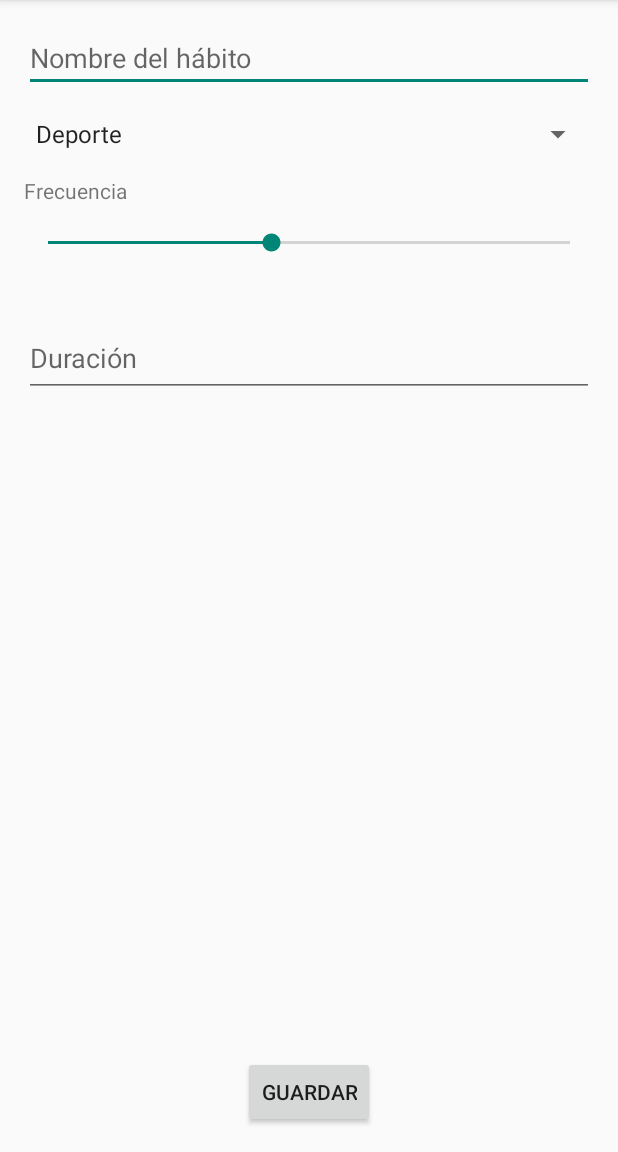
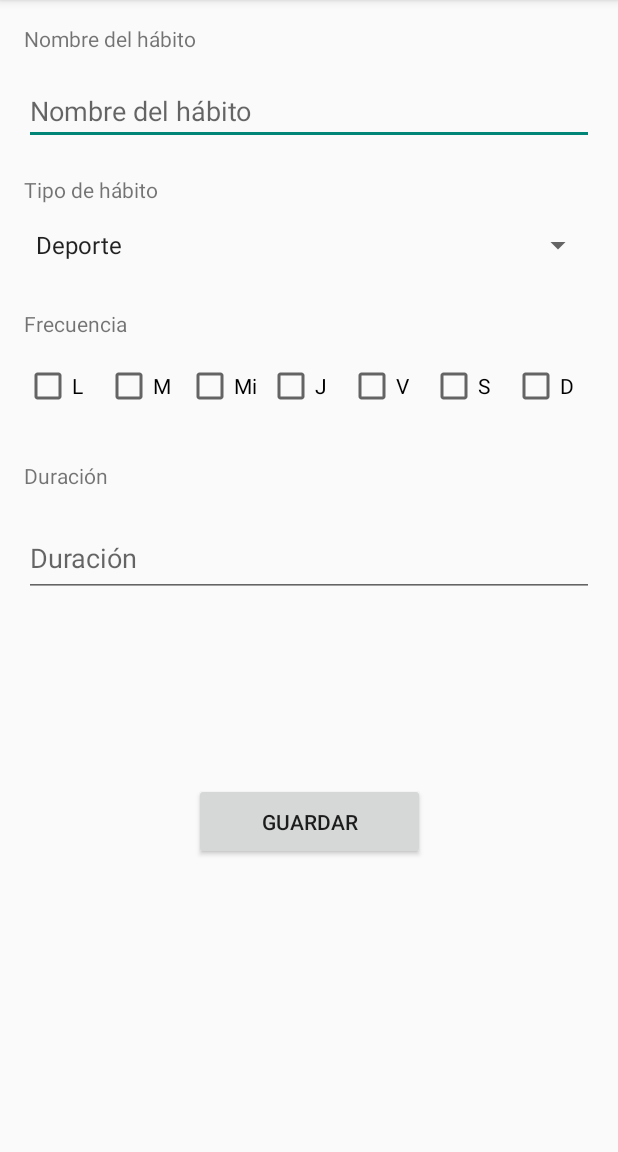
Before and after one commit to AlejandroVialardSantana/HabitHero, an Android app: the fragment AddHabitFragment shown on its own in the app's theme, after a tap on "GUARDAR", on a phone screen of 412 x 824 dp, the part 84-1236 px from its top. Run offline under Robolectric (Android 15) with nearby library versions, the phone set to English and light mode, and no system bars; our stand-ins replace Firebase (no records; nobody signed in at launch, a user with empty details on screens opened directly); 2 statements that could not run were skipped.

Commit message:
FEAT: Checkboxes de días de la semana

```diff
--- a/app/src/main/java/com/avs/habithero/model/Habit.kt
+++ b/app/src/main/java/com/avs/habithero/model/Habit.kt
@@ -4,6 +4,7 @@ data class Habit(
     var habitId: String? = null,
     val title: String = "",
     val type: String = "",
+    val daysOfWeek: List<Boolean> = listOf(false, false, false, false, false, false, false),
     val frequency: Int = 0,
     val duration: Int = 0,
     val isCompleted: Boolean = false
--- a/app/src/main/java/com/avs/habithero/ui/fragments/AddHabitFragment.kt
+++ b/app/src/main/java/com/avs/habithero/ui/fragments/AddHabitFragment.kt
@@ -42,12 +42,25 @@ class AddHabitFragment: Fragment() {
         binding.spinnerHabitType.adapter = adapter
     }
 
+    private fun getSelectedDays(): List<Boolean> {
+        val days = mutableListOf<Boolean>()
+        days.add(binding.checkboxMonday.isChecked)
+        days.add(binding.checkboxTuesday.isChecked)
+        days.add(binding.checkboxWednesday.isChecked)
+        days.add(binding.checkboxThursday.isChecked)
+        days.add(binding.checkboxFriday.isChecked)
+        days.add(binding.checkboxSaturday.isChecked)
+        days.add(binding.checkboxSunday.isChecked)
+        return days
+    }
+
     private fun saveHabit() {
         val title = binding.editTextHabitTitle.text.toString()
         val type = binding.spinnerHabitType.selectedItem.toString()
-        val frequency = binding.seekBarFrequency.progress.toString()
-        val duration = binding.textViewDurationLabel.text.toString().toInt()
-        val habit = Habit(null, title, type, frequency.toInt(), duration, false)
+        val selectedDays = getSelectedDays()
+        val frequency = selectedDays.filter { it }.size
+        val duration = binding.editTextDurationLabel.text.toString().toInt()
+        val habit = Habit(null, title, type, selectedDays, frequency, duration, false)
         viewModel.addHabit(habit)
         findNavController().popBackStack()
     }
--- a/app/src/main/res/layout/fragment_add_habit.xml
+++ b/app/src/main/res/layout/fragment_add_habit.xml
@@ -6,25 +6,57 @@
     android:layout_height="match_parent"
     android:padding="16dp">
 
+    <TextView
+        android:id="@+id/textViewHabitTitle"
+        android:layout_width="wrap_content"
+        android:layout_height="wrap_content"
+        android:text="@string/habit_name"
+        app:layout_constraintBottom_toBottomOf="parent"
+        app:layout_constraintEnd_toEndOf="parent"
+        app:layout_constraintHorizontal_bias="0.0"
+        app:layout_constraintStart_toStartOf="parent"
+        app:layout_constraintTop_toTopOf="parent"
+        app:layout_constraintVertical_bias="0.0" />
+
+
     <EditText
         android:id="@+id/editTextHabitTitle"
         android:layout_width="0dp"
         android:layout_height="wrap_content"
-        android:hint="@string/hint_habit_name"
+        android:layout_marginTop="16dp"
+        android:hint="@string/habit_name"
         android:inputType="textCapWords"
-        app:layout_constraintTop_toTopOf="parent"
+        app:layout_constraintBottom_toBottomOf="parent"
+        app:layout_constraintEnd_toEndOf="parent"
+        app:layout_constraintHorizontal_bias="0.0"
         app:layout_constraintStart_toStartOf="parent"
-        app:layout_constraintEnd_toEndOf="parent"/>
+        app:layout_constraintTop_toBottomOf="@+id/textViewHabitTitle"
+        app:layout_constraintVertical_bias="0.0" />
+
+    <TextView
+        android:id="@+id/textViewHabitType"
+        android:layout_width="wrap_content"
+        android:layout_height="wrap_content"
+        android:layout_marginTop="20dp"
+        android:text="@string/habit_type"
+        app:layout_constraintBottom_toBottomOf="parent"
+        app:layout_constraintEnd_toEndOf="parent"
+        app:layout_constraintHorizontal_bias="0.0"
+        app:layout_constraintStart_toStartOf="parent"
+        app:layout_constraintTop_toBottomOf="@+id/editTextHabitTitle"
+        app:layout_constraintVertical_bias="0.0" />
 
     <Spinner
         android:id="@+id/spinnerHabitType"
         android:layout_width="0dp"
         android:layout_height="wrap_content"
-        android:layout_marginTop="16dp"
+        android:layout_marginTop="15dp"
+        app:layout_constraintBottom_toBottomOf="parent"
         app:layout_constraintEnd_toEndOf="parent"
         app:layout_constraintHorizontal_bias="0.0"
         app:layout_constraintStart_toStartOf="parent"
-        app:layout_constraintTop_toBottomOf="@id/editTextHabitTitle" />
+        app:layout_constraintTop_toBottomOf="@+id/textViewHabitType"
+        app:layout_constraintVertical_bias="0.0" />
 
     <TextView
         android:id="@+id/textViewFrequencyLabel"
@@ -33,41 +65,107 @@
         android:layout_marginTop="16dp"
         android:text="@string/label_frequency"
         app:layout_constraintBottom_toBottomOf="parent"
+        app:layout_constraintEnd_toEndOf="parent"
+        app:layout_constraintHorizontal_bias="0.0"
         app:layout_constraintStart_toStartOf="parent"
         app:layout_constraintTop_toBottomOf="@id/spinnerHabitType"
-        app:layout_constraintVertical_bias="0.0" />
+        app:layout_constraintVertical_bias="0.027" />
 
-    <SeekBar
-        android:id="@+id/seekBarFrequency"
+    <LinearLayout
+        android:id="@+id/checkboxContainer"
         android:layout_width="0dp"
         android:layout_height="wrap_content"
         android:layout_marginTop="16dp"
-        android:max="7"
-        android:progress="3"
+        android:orientation="horizontal"
+        android:weightSum="7"
+        app:layout_constraintStart_toStartOf="parent"
         app:layout_constraintEnd_toEndOf="parent"
-        app:layout_constraintHorizontal_bias="1.0"
-        app:layout_constraintStart_toStartOf="parent"
-        app:layout_constraintTop_toBottomOf="@id/textViewFrequencyLabel" />
+        app:layout_constraintTop_toBottomOf="@id/textViewFrequencyLabel">
+
+        <CheckBox
+            android:id="@+id/checkboxMonday"
+            android:layout_width="0dp"
+            android:layout_height="wrap_content"
+            android:layout_weight="1"
+            android:text="@string/monday" />
+
+        <CheckBox
+            android:id="@+id/checkboxTuesday"
+            android:layout_width="0dp"
+            android:layout_height="wrap_content"
+            android:text="@string/tuesday"
+            android:layout_weight="1"/>
+
+        <CheckBox
+            android:id="@+id/checkboxWednesday"
+            android:layout_width="0dp"
+            android:layout_height="wrap_content"
+            android:text="@string/wednesday"
+            android:layout_weight="1"/>
+
+        <CheckBox
+            android:id="@+id/checkboxThursday"
+            android:layout_width="0dp"
+            android:layout_height="wrap_content"
+            android:text="@string/thursday"
+            android:layout_weight="1"/>
+
+        <CheckBox
+            android:id="@+id/checkboxFriday"
+            android:layout_width="0dp"
+            android:layout_height="wrap_content"
+            android:text="@string/friday"
+            android:layout_weight="1"/>
+
+        <CheckBox
+            android:id="@+id/checkboxSaturday"
+            android:layout_width="0dp"
+            android:layout_height="wrap_content"
+            android:text="@string/saturday"
+            android:layout_weight="1"/>
+
+        <CheckBox
+            android:id="@+id/checkboxSunday"
+            android:layout_width="0dp"
+            android:layout_height="wrap_content"
+            android:layout_weight="1"
+            android:text="@string/sunday" />
+    </LinearLayout>
 
     <EditText
-        android:id="@+id/textViewDurationLabel"
-        android:layout_width="380dp"
+        android:id="@+id/editTextDurationLabel"
+        android:layout_width="0dp"
         android:layout_height="51dp"
+        android:layout_marginTop="20dp"
         android:hint="@string/duration"
-        app:layout_constraintBottom_toBottomOf="parent"
+        android:inputType="number"
         app:layout_constraintEnd_toEndOf="parent"
         app:layout_constraintHorizontal_bias="0.0"
         app:layout_constraintStart_toStartOf="parent"
-        app:layout_constraintTop_toBottomOf="@id/seekBarFrequency"
-        app:layout_constraintVertical_bias="0.081" />
+        app:layout_constraintTop_toBottomOf="@id/textViewDurationLabel" />
+
+    <TextView
+        android:id="@+id/textViewDurationLabel"
+        android:layout_width="wrap_content"
+        android:layout_height="wrap_content"
+        android:layout_marginTop="16dp"
+        android:text="@string/duration"
+        android:inputType="number"
+        app:layout_constraintBottom_toBottomOf="parent"
+        app:layout_constraintStart_toStartOf="parent"
+        app:layout_constraintTop_toBottomOf="@id/checkboxContainer"
+        app:layout_constraintVertical_bias="0.041" />
 
     <Button
         android:id="@+id/buttonSaveHabit"
-        android:layout_width="wrap_content"
-        android:layout_height="wrap_content"
+        android:layout_width="154dp"
+        android:layout_height="51dp"
+        android:layout_marginTop="16dp"
         android:text="@string/save"
         app:layout_constraintBottom_toBottomOf="parent"
         app:layout_constraintEnd_toEndOf="parent"
-        app:layout_constraintStart_toStartOf="parent"/>
+        app:layout_constraintStart_toStartOf="parent"
+        app:layout_constraintTop_toBottomOf="@id/textViewDurationLabel" />
+
 
 </androidx.constraintlayout.widget.ConstraintLayout>
--- a/app/src/main/res/values/strings.xml
+++ b/app/src/main/res/values/strings.xml
@@ -36,10 +36,19 @@
     <string name="select_language">Selecciona idioma</string>
 
     <!-- Add Habit Fragment -->
-    <string name="hint_habit_name">Nombre del hábito</string>
-    <string name="hint_habit_description">Descripción del hábito</string>
+    <string name="habit_name">Nombre del hábito</string>
+    <string name="habit_type">Tipo de hábito</string>
     <string name="label_frequency">Frecuencia</string>
     <string name="duration">Duración</string>
     <string name="save">Guardar</string>
 
+    <!-- Habit Days -->
+    <string name="monday">L</string>
+    <string name="tuesday">M</string>
+    <string name="wednesday">Mi</string>
+    <string name="thursday">J</string>
+    <string name="friday">V</string>
+    <string name="saturday">S</string>
+    <string name="sunday">D</string>
+
 </resources>
```
Also changed, not shown: 2 other files.
